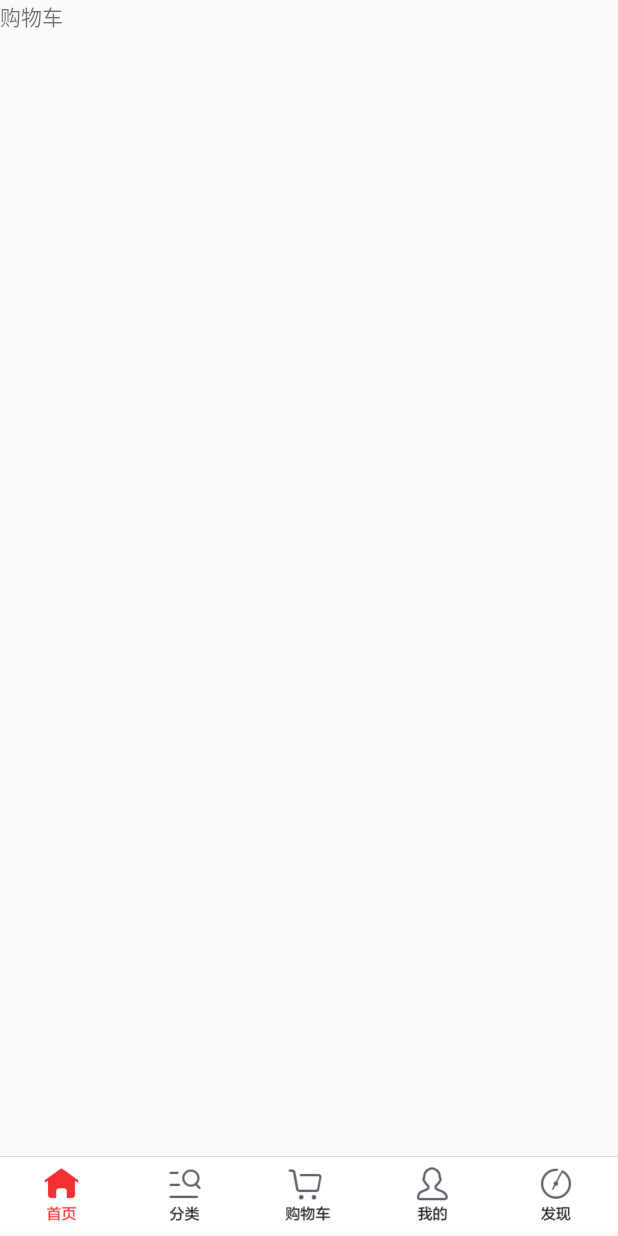
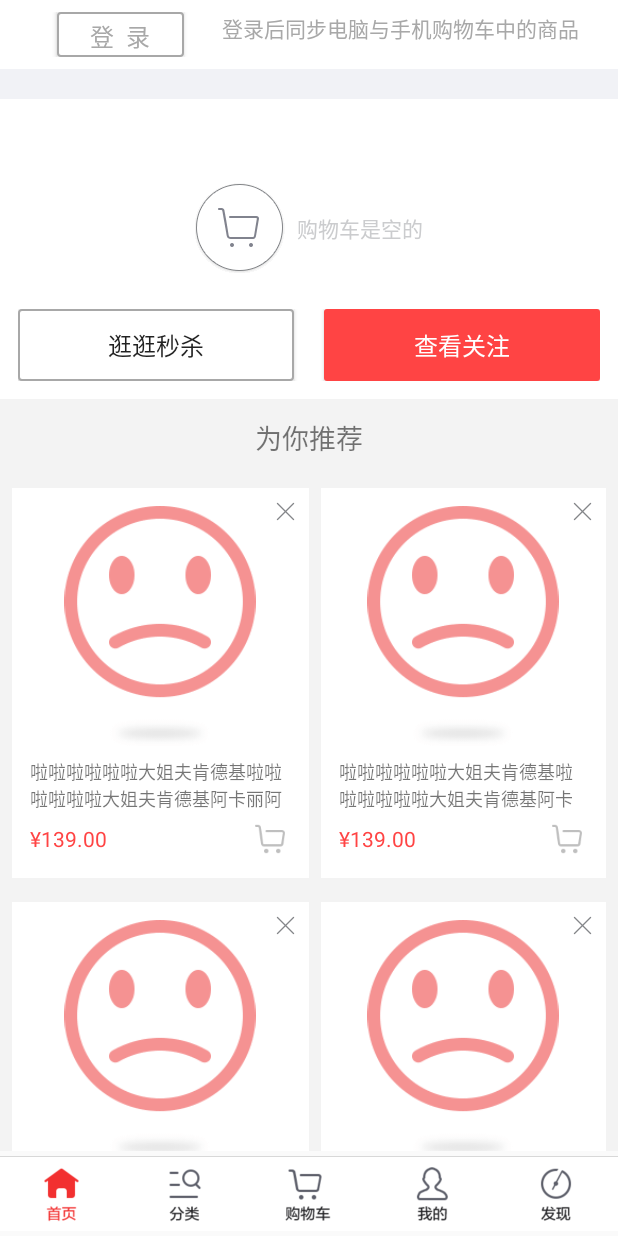
Before and after one commit to luoyou592/JdImitation, an Android app: the fragment ShopCartFragment placed in its activity, on a phone screen of 412 x 824 dp. Run offline under Robolectric (Android 15) with nearby library versions, the phone set to English and light mode, and no system bars; our stand-ins replace ButterKnife; libraries missing offline, so code that uses them is left out: com.daimajia.slider; 3 statements that could not run were skipped.

Commit message:
购物车布局
(cherry picked from commit 010b28a)

```diff
--- a/app/build.gradle
+++ b/app/build.gradle
@@ -47,4 +47,6 @@ dependencies {
     compile 'com.github.hackware1993:MagicIndicator:1.5.0'
 
 
+    compile 'se.emilsjolander:stickylistheaders:2.7.0'
+
 }
--- /dev/null
+++ b/app/src/main/java/com/young/jdmall/ui/adapter/ShoppingCarFragmentAdapter.java
@@ -0,0 +1,197 @@
+package com.young.jdmall.ui.adapter;
+
+import android.content.Context;
+import android.support.v7.widget.RecyclerView;
+import android.util.Log;
+import android.view.View;
+import android.view.ViewGroup;
+import android.widget.Button;
+import android.widget.ImageView;
+import android.widget.TextView;
+
+import com.young.jdmall.R;
+
+import java.util.ArrayList;
+import java.util.List;
+import java.util.Map;
+
+import butterknife.BindView;
+import butterknife.ButterKnife;
+
+/*
+ *  创建者:   liu89
+ *  创建时间:  2017/7/30 16:20
+ *  描述：    TODO
+ */
+public class ShoppingCarFragmentAdapter extends RecyclerView.Adapter {
+
+    private static final int TYPE_TITLE = 0;
+    private static final int TYPE_GLIDE = 1;
+
+    Context mContext;
+
+    public ShoppingCarFragmentAdapter(Context context) {
+        mContext = context;
+    }
+
+    private List<Map<String, Object>> mList = new ArrayList<>();
+
+    public void setList(List<Map<String, Object>> list) {
+        mList = list;
+    }
+
+    @Override
+    public int getItemViewType(int position) {
+        Log.d("shopcar", "调用getitemviewtype");
+        if (position == 0) {
+            return TYPE_TITLE;
+        } else {
+            return TYPE_GLIDE;
+        }
+    }
+
+    @Override
+    public RecyclerView.ViewHolder onCreateViewHolder(ViewGroup parent, int viewType) {
+        Log.d("shopcar", "创建viewholder");
+        switch (viewType) {
+            case TYPE_TITLE:
+                View titleView = View.inflate(mContext, R.layout.shop_car_title, null);
+                ViewHolder viewHolder = new ViewHolder(titleView);
+                Log.d("shopcar", "创建头布局");
+                return viewHolder;
+            case TYPE_GLIDE:
+                View grideView = View.inflate(mContext, R.layout.shop_car_item, null);
+                ItemViewHolder itemViewHolder = new ItemViewHolder(grideView);
+                Log.d("shopcar", "创建其他布局");
+                return itemViewHolder;
+            default:
+                Log.d("shopcar", "出现了第三种情况");
+                return null;
+        }
+
+    }
+
+    @Override
+    public void onBindViewHolder(RecyclerView.ViewHolder holder, int position) {
+        Log.d("shopcar", "调用onbindviewholder");
+        int viewType = getItemViewType(position);
+        switch (viewType) {
+            case TYPE_TITLE:
+                ViewHolder viewHolder = (ViewHolder) holder;
+                viewHolder.setData();
+                break;
+            case TYPE_GLIDE:
+                ItemViewHolder grideViewHolder = (ItemViewHolder) holder;
+                grideViewHolder.setData(mList);
+        }
+    }
+
+    @Override
+    public int getItemCount() {
+        Log.d("shopcar", "得到数目");
+        return 30;
+    }
+
+
+    public void setData(List<Map<String, Object>> list) {
+
+    }
+
+
+
+     class ViewHolder extends RecyclerView.ViewHolder {
+        @BindView(R.id.login)
+        Button mLogin;
+        @BindView(R.id.sencond_kill)
+        Button mSencondKill;
+        @BindView(R.id.check)
+        Button mCheck;
+
+        ViewHolder(View view) {
+            super(view);
+            ButterKnife.bind(this, view);
+            mLogin.setOnClickListener(new View.OnClickListener() {
+                @Override
+                public void onClick(View v) {
+                    Log.d("shopcar", "点击了login");
+                }
+            });
+            mSencondKill.setOnClickListener(new View.OnClickListener() {
+                @Override
+                public void onClick(View v) {
+                    Log.d("shopcar", "点击了SencondKill");
+                }
+            });
+            mCheck.setOnClickListener(new View.OnClickListener() {
+                @Override
+                public void onClick(View v) {
+                    Log.d("shopcar", "点击了mCheck");
+                }
+            });
+
+        }
+
+        public void setData() {
+
+        }
+    }
+
+
+    class ItemViewHolder extends RecyclerView.ViewHolder {
+        @BindView(R.id.goaway)
+        ImageView mGoaway;
+        @BindView(R.id.add)
+        ImageView mAdd;
+        @BindView(R.id.item_src)
+        ImageView mItemSrc;
+        @BindView(R.id.item_desc)
+        TextView mItemDesc;
+        @BindView(R.id.item_price)
+        TextView mItemPrice;
+        @BindView(R.id.goaway_right)
+        ImageView mGoawayRight;
+        @BindView(R.id.add_right)
+        ImageView mAddRight;
+        @BindView(R.id.item_src_right)
+        ImageView mItemSrcRight;
+        @BindView(R.id.item_desc_right)
+        TextView mItemDescRight;
+        @BindView(R.id.item_price_right)
+        TextView mItemPriceRight;
+
+        ItemViewHolder(View view) {
+            super(view);
+            ButterKnife.bind(this, view);
+            mAdd.setOnClickListener(new View.OnClickListener() {
+                @Override
+                public void onClick(View v) {
+                    Log.d("shopcar","点击了左边add");
+                }
+            });
+            mAddRight.setOnClickListener(new View.OnClickListener() {
+                @Override
+                public void onClick(View v) {
+                    Log.d("shopcar","点击了右边add");
+                }
+            });
+            mGoaway.setOnClickListener(new View.OnClickListener() {
+                @Override
+                public void onClick(View v) {
+                    Log.d("shopcar","点击了左边goaway");
+                }
+            });
+            mGoawayRight.setOnClickListener(new View.OnClickListener() {
+                @Override
+                public void onClick(View v) {
+                    Log.d("shopcar","点击了右边goaway");
+                }
+            });
+
+
+        }
+
+        public void setData(List<Map<String, Object>> list) {
+
+        }
+    }
+}
--- a/app/src/main/java/com/young/jdmall/ui/fragment/ShopCartFragment.java
+++ b/app/src/main/java/com/young/jdmall/ui/fragment/ShopCartFragment.java
@@ -3,10 +3,23 @@ package com.young.jdmall.ui.fragment;
 import android.app.Fragment;
 import android.os.Bundle;
 import android.support.annotation.Nullable;
+import android.support.v7.widget.LinearLayoutManager;
+import android.support.v7.widget.RecyclerView;
+import android.util.Log;
 import android.view.LayoutInflater;
 import android.view.View;
 import android.view.ViewGroup;
-import android.widget.TextView;
+
+import com.young.jdmall.R;
+import com.young.jdmall.ui.adapter.ShoppingCarFragmentAdapter;
+
+import java.util.ArrayList;
+import java.util.HashMap;
+import java.util.List;
+import java.util.Map;
+
+import butterknife.BindView;
+import butterknife.ButterKnife;
 
 /**
  * Created by 钟志鹏 on 2017/7/30.
@@ -14,11 +27,46 @@ import android.widget.TextView;
 
 public class ShopCartFragment extends Fragment {
 
+    @BindView(R.id.rv_shopcar)
+    RecyclerView mRvShopcar;
+    private ShoppingCarFragmentAdapter mShoppingCarFragmentAdapter;
+
+    private List<Map<String, Object>> mMapList = new ArrayList<>();
+
     @Nullable
     @Override
     public View onCreateView(LayoutInflater inflater, @Nullable ViewGroup container, Bundle savedInstanceState) {
-        TextView textView = new TextView(getActivity());
-        textView.setText("购物车");
-        return textView;
+        View shopCarView = inflater.inflate(R.layout.shop_car, null);
+        ButterKnife.bind(this, shopCarView);
+        mShoppingCarFragmentAdapter = new ShoppingCarFragmentAdapter(getActivity());
+        mRvShopcar.setAdapter(mShoppingCarFragmentAdapter);
+        mRvShopcar.setLayoutManager(new LinearLayoutManager(getActivity()));
+        Log.d("shopcar", "fragment创建布局,添加适配器");
+        init();
+
+        return shopCarView;
+
+    }
+
+
+    private void init() {
+        Map<String, Object> map = new HashMap<>();
+        for (int i = 0; i < 25; i++) {
+            map.put("name", "name" + i);
+        }
+        mMapList.add(map);
+        mShoppingCarFragmentAdapter.setList(mMapList);
+    }
+
+
+    @Override
+    public void onActivityCreated(@Nullable Bundle savedInstanceState) {
+        super.onActivityCreated(savedInstanceState);
+        Log.d("shopcar", "设置数据");
+    }
+
+    @Override
+    public void onDestroyView() {
+        super.onDestroyView();
     }
 }
--- /dev/null
+++ b/app/src/main/res/drawable/button_shape2.xml
@@ -0,0 +1,7 @@
+<?xml version="1.0" encoding="utf-8"?>
+<shape xmlns:android="http://schemas.android.com/apk/res/android"
+    android:shape="rectangle">
+
+    <corners android:radius="2dp"/>
+    <solid android:color="@android:color/holo_red_light"/>
+</shape>
--- /dev/null
+++ b/app/src/main/res/drawable/login_shape.xml
@@ -0,0 +1,11 @@
+<?xml version="1.0" encoding="utf-8"?>
+<shape xmlns:android="http://schemas.android.com/apk/res/android"
+       android:shape="rectangle"
+    >
+    <stroke
+        android:width="1dp"
+        android:color="#A8A8A8"/>
+    <corners android:radius="2dp"/>
+    <solid android:color="@android:color/white"/>
+
+</shape>
--- /dev/null
+++ b/app/src/main/res/drawable/shop_car_go_away.xml
@@ -0,0 +1,5 @@
+<?xml version="1.0" encoding="utf-8"?>
+<selector xmlns:android="http://schemas.android.com/apk/res/android">
+    <item android:drawable="@mipmap/aov" android:state_pressed="true"/>
+    <item android:drawable="@mipmap/aou"/>
+</selector>
--- /dev/null
+++ b/app/src/main/res/drawable/small_shopcar.xml
@@ -0,0 +1,5 @@
+<?xml version="1.0" encoding="utf-8"?>
+<selector xmlns:android="http://schemas.android.com/apk/res/android">
+    <item android:drawable="@mipmap/a8i" android:state_pressed="true"/>
+    <item android:drawable="@mipmap/a8j"/>
+</selector>
--- /dev/null
+++ b/app/src/main/res/layout/shop_car.xml
@@ -0,0 +1,16 @@
+<?xml version="1.0" encoding="utf-8"?>
+<LinearLayout
+    xmlns:android="http://schemas.android.com/apk/res/android"
+    android:layout_width="match_parent"
+     android:background="@android:color/white"
+    android:layout_height="match_parent">
+
+    <android.support.v7.widget.RecyclerView
+        android:id="@+id/rv_shopcar"
+        android:layout_width="match_parent"
+        android:clickable="false"
+        android:background="#F3F3F3"
+        android:layout_height="match_parent">
+    </android.support.v7.widget.RecyclerView>
+
+</LinearLayout>
--- /dev/null
+++ b/app/src/main/res/layout/shop_car_gride.xml
@@ -0,0 +1,17 @@
+<?xml version="1.0" encoding="utf-8"?>
+<LinearLayout xmlns:android="http://schemas.android.com/apk/res/android"
+              android:layout_width="match_parent"
+              android:layout_height="match_parent"
+              android:background="#F3F3F3"
+              android:padding="8dp"
+              android:orientation="vertical">
+
+    <GridView
+        android:id="@+id/shop_gride"
+        android:layout_width="match_parent"
+        android:layout_height="match_parent"
+        android:verticalSpacing="2dp"
+        android:horizontalSpacing="2dp"
+        android:numColumns="2">
+    </GridView>
+</LinearLayout>
--- /dev/null
+++ b/app/src/main/res/layout/shop_car_item.xml
@@ -0,0 +1,127 @@
+<?xml version="1.0" encoding="utf-8"?>
+<LinearLayout xmlns:android="http://schemas.android.com/apk/res/android"
+                android:layout_width="match_parent"
+              android:padding="8dp"
+               android:layout_height="match_parent"
+                android:orientation="horizontal">
+
+
+    <RelativeLayout
+        android:padding="8dp"
+        android:background="@android:color/white"
+        android:layout_height="260dp"
+        android:layout_weight="1"
+        android:layout_width="0dp">
+
+    <ImageView
+        android:id="@+id/goaway"
+        android:layout_width="15dp"
+        android:layout_height="15dp"
+        android:layout_alignParentRight="true"
+        android:src="@drawable/shop_car_go_away"
+        />
+    <ImageView
+        android:id="@+id/add"
+        android:layout_width="20dp"
+        android:layout_height="20dp"
+        android:layout_alignParentRight="true"
+        android:background="@drawable/small_shopcar"
+        android:layout_marginBottom="8dp"
+        android:layout_marginRight="8dp"
+        android:layout_alignParentBottom="true"
+        />
+
+    <LinearLayout
+        android:layout_width="match_parent"
+        android:layout_height="match_parent"
+        android:orientation="vertical"
+        android:padding="4dp">
+
+        <ImageView
+            android:layout_gravity="center"
+            android:id="@+id/item_src"
+            android:layout_width="160dp"
+            android:layout_height="160dp"
+            android:src="@mipmap/y5"
+            />
+
+        <TextView
+            android:layout_marginTop="8dp"
+            android:id="@+id/item_desc"
+            android:layout_width="match_parent"
+            android:layout_height="wrap_content"
+            android:lines="2"
+            android:text="啦啦啦啦啦啦大姐夫肯德基啦啦啦啦啦啦大姐夫肯德基阿卡丽阿卡丽房间等的发的发的顺丰"
+            android:textSize="12sp"/>
+
+        <TextView
+            android:id="@+id/item_price"
+            android:layout_width="wrap_content"
+            android:layout_height="wrap_content"
+            android:text="¥139.00"
+            android:layout_marginTop="8dp"
+            android:textColor="@android:color/holo_red_light"
+            />
+    </LinearLayout>
+</RelativeLayout>
+
+    <RelativeLayout
+        android:padding="8dp"
+        android:layout_marginLeft="8dp"
+        android:background="@android:color/white"
+        android:layout_height="260dp"
+        android:layout_weight="1"
+        android:layout_width="0dp">
+
+        <ImageView
+            android:id="@+id/goaway_right"
+            android:layout_width="15dp"
+            android:layout_height="15dp"
+            android:layout_alignParentRight="true"
+            android:src="@drawable/shop_car_go_away"
+            />
+        <ImageView
+            android:id="@+id/add_right"
+            android:layout_width="20dp"
+            android:layout_height="20dp"
+            android:layout_alignParentRight="true"
+            android:background="@drawable/small_shopcar"
+            android:layout_marginBottom="8dp"
+            android:layout_marginRight="8dp"
+            android:layout_alignParentBottom="true"
+            />
+
+        <LinearLayout
+            android:layout_width="match_parent"
+            android:layout_height="match_parent"
+            android:orientation="vertical"
+            android:padding="4dp">
+
+            <ImageView
+                android:layout_gravity="center"
+                android:id="@+id/item_src_right"
+                android:layout_width="160dp"
+                android:layout_height="160dp"
+                android:src="@mipmap/y5"
+                />
+
+            <TextView
+                android:layout_marginTop="8dp"
+                android:id="@+id/item_desc_right"
+                android:layout_width="match_parent"
+                android:layout_height="wrap_content"
+                android:lines="2"
+                android:text="啦啦啦啦啦啦大姐夫肯德基啦啦啦啦啦啦大姐夫肯德基阿卡丽阿卡丽房间等的发的发的顺丰"
+                android:textSize="12sp"/>
+
+            <TextView
+                android:id="@+id/item_price_right"
+                android:layout_width="wrap_content"
+                android:layout_height="wrap_content"
+                android:text="¥139.00"
+                android:layout_marginTop="8dp"
+                android:textColor="@android:color/holo_red_light"
+                />
+        </LinearLayout>
+    </RelativeLayout>
+</LinearLayout>
--- /dev/null
+++ b/app/src/main/res/layout/shop_car_title.xml
@@ -0,0 +1,112 @@
+<?xml version="1.0" encoding="utf-8"?>
+<LinearLayout xmlns:android="http://schemas.android.com/apk/res/android"
+              android:layout_width="match_parent"
+              android:layout_height="match_parent"
+              android:background="@android:color/white"
+              android:orientation="vertical">
+
+    <RelativeLayout
+        android:layout_width="match_parent"
+        android:layout_height="wrap_content">
+    <LinearLayout
+        android:id="@+id/login_item"
+        android:orientation="horizontal"
+        android:layout_width="match_parent"
+        android:layout_height="wrap_content"
+        android:padding="8dp">
+
+        <Button
+            android:id="@+id/login"
+            android:layout_width="0dp"
+            android:layout_weight="1"
+            android:layout_height="30dp"
+            android:layout_marginLeft="30dp"
+            android:background="@drawable/login_shape"
+            android:gravity="center"
+            android:padding="4dp"
+            android:text="登  录"
+            android:textColor="#A8A8A8"
+            android:textSize="16sp"
+            />
+
+        <TextView
+            android:layout_marginLeft="25dp"
+            android:layout_weight="3"
+            android:layout_width="0dp"
+            android:textSize="14sp"
+            android:textColor="#A8A8A8"
+            android:text="登录后同步电脑与手机购物车中的商品"
+            android:layout_height="match_parent"/>
+
+    </LinearLayout>
+
+
+    </RelativeLayout>
+    <View
+        android:background="#F1F2F6"
+        android:layout_width="match_parent"
+        android:layout_height="20dp"/>
+
+    <LinearLayout
+        android:layout_marginTop="20dp"
+        android:padding="12dp"
+        android:orientation="vertical"
+        android:layout_width="match_parent"
+        android:layout_height="wrap_content">
+        <TextView
+            android:layout_marginTop="24dp"
+            android:gravity="center"
+            android:drawablePadding="8dp"
+            android:layout_gravity="center_horizontal"
+            android:drawableLeft="@mipmap/a8h"
+            android:layout_width="wrap_content"
+            android:layout_height="wrap_content"
+            android:textSize="14sp"
+            android:textColor="#CBCCCE"
+            android:text="购物车是空的"
+            />
+        <LinearLayout
+            android:layout_marginTop="24dp"
+            android:layout_alignParentBottom="true"
+            android:orientation="horizontal"
+            android:layout_width="match_parent"
+            android:layout_height="wrap_content">
+            <Button
+                android:id="@+id/sencond_kill"
+                android:padding="8dp"
+                android:layout_width="0dp"
+                android:layout_weight="1"
+                android:layout_height="wrap_content"
+                android:text="逛逛秒杀"
+                android:textSize="16sp"
+                android:gravity="center"
+                android:layout_marginRight="20dp"
+                android:background="@drawable/login_shape"
+                />
+            <Button
+                android:id="@+id/check"
+                android:gravity="center"
+                android:padding="8dp"
+                android:layout_width="0dp"
+                android:layout_weight="1"
+                android:layout_height="wrap_content"
+                android:text="查看关注"
+                android:textSize="16sp"
+                android:textColor="@android:color/white"
+                android:background="@drawable/button_shape2"
+                />
+
+        </LinearLayout>
+
+    </LinearLayout>
+
+    <TextView
+        android:padding="12dp"
+        android:gravity="center"
+        android:layout_width="match_parent"
+        android:layout_height="wrap_content"
+        android:background="#F3F3F3"
+        android:text="为你推荐"
+        android:textSize="18sp"
+        />
+</LinearLayout>
```
Also changed, not shown: app/src/main/res/mipmap-hdpi/a7z.png (added), app/src/main/res/mipmap-hdpi/a8h.png (added), app/src/main/res/mipmap-hdpi/a8i.png (added), app/src/main/res/mipmap-hdpi/a8j.png (added), app/src/main/res/mipmap-hdpi/a_s.png (added), app/src/main/res/mipmap-hdpi/afo.png (added), app/src/main/res/mipmap-hdpi/aou.png (added), app/src/main/res/mipmap-hdpi/aov.png (added), app/src/main/res/mipmap-hdpi/y5.png (added).
